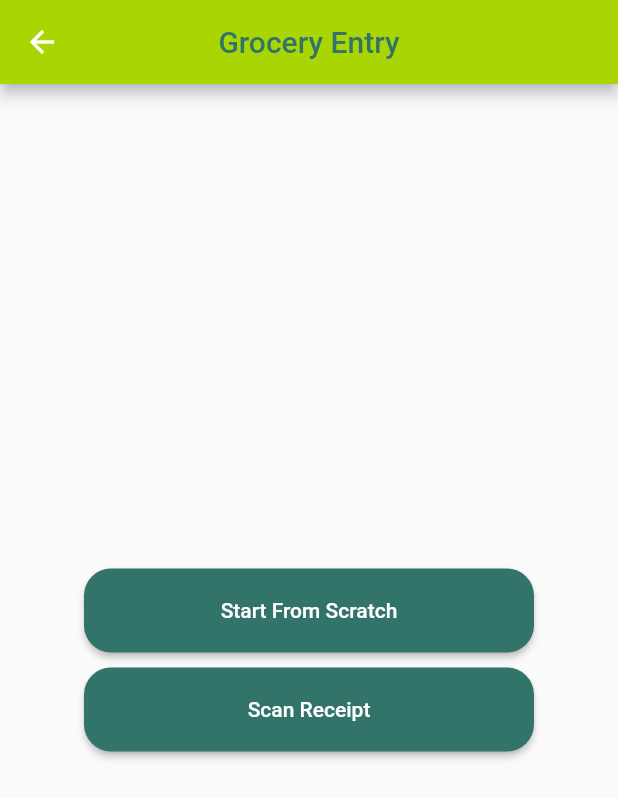
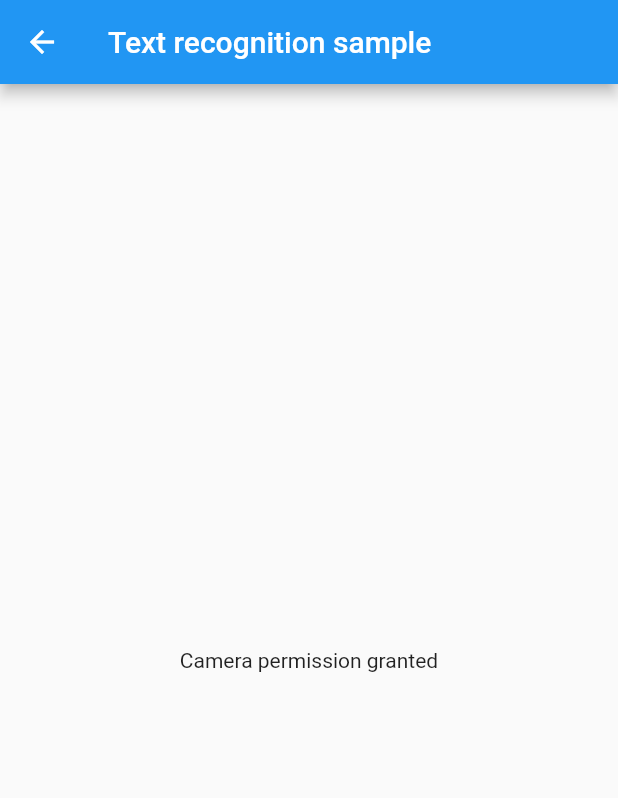
Before and after one commit to ammaarkhan/Brokol-Flutter, a Flutter app: the GroceryEntry screen opened directly, after a tap on "Scan Receipt", on a phone screen of 412 x 824 dp. Shown: the top 798 px of the screen. Run offline on Flutter 3.47's test engine with Material 2 defaults, Android fonts, the phone set to English and light mode, and no system bars; our stand-ins replace permission_handler, sqflite; accounts and stored records are empty.

Commit message:
add scannerhome  screen and camera permission for android and ios

```diff
--- a/brokol_flutter/lib/pages/grocery_entry.dart
+++ b/brokol_flutter/lib/pages/grocery_entry.dart
@@ -1,4 +1,5 @@
 import 'package:brokol_flutter/pages/listpage.dart';
+import 'package:brokol_flutter/pages/scanner_page.dart';
 import 'package:flutter/material.dart';
 
 class GroceryEntry extends StatefulWidget {
@@ -48,6 +49,11 @@ class GroceryEntryState extends State<GroceryEntry> {
               ElevatedButton(
                 onPressed: () {
                   // Handle button 2 press
+                  Navigator.push(
+                    context,
+                    MaterialPageRoute(
+                        builder: (context) => const ScannerHome()),
+                  );
                 },
                 style: ElevatedButton.styleFrom(
                     shape: RoundedRectangleBorder(
--- /dev/null
+++ b/brokol_flutter/lib/pages/scanner_page.dart
@@ -0,0 +1,55 @@
+import 'package:flutter/material.dart';
+import 'package:flutter/src/widgets/framework.dart';
+import 'package:flutter/src/widgets/placeholder.dart';
+import 'package:permission_handler/permission_handler.dart';
+
+class ScannerHome extends StatefulWidget {
+  // const ScannerHome({super.key});
+  const ScannerHome({Key? key}) : super(key: key);
+
+  @override
+  State<ScannerHome> createState() => _ScannerHomeState();
+}
+
+class _ScannerHomeState extends State<ScannerHome> {
+  bool _isPermissionGranted = false;
+
+  late final Future<void> _future;
+
+  @override
+  void initState() {
+    super.initState();
+
+    _future = _requestCameraPermission();
+  }
+
+  Future<void> _requestCameraPermission() async {
+    final status = await Permission.camera.request();
+    _isPermissionGranted = status == PermissionStatus.granted;
+  }
+
+  @override
+  Widget build(BuildContext context) {
+    return FutureBuilder(
+      future: _future,
+      builder: (context, snapshot) {
+        return Scaffold(
+          appBar: AppBar(
+            title: const Text('Text recognition sample'),
+          ),
+          body: Center(
+            child: Container(
+              padding: const EdgeInsets.only(left: 24.0, right: 24.0),
+              child: Text(
+                _isPermissionGranted
+                    ? 'Camera permission granted'
+                    : 'Camera permission not granted',
+                textAlign: TextAlign.center,
+              ),
+            ),
+          ),
+        );
+      },
+    );
+  }
+}
```
Also changed, not shown: 9 other files.
